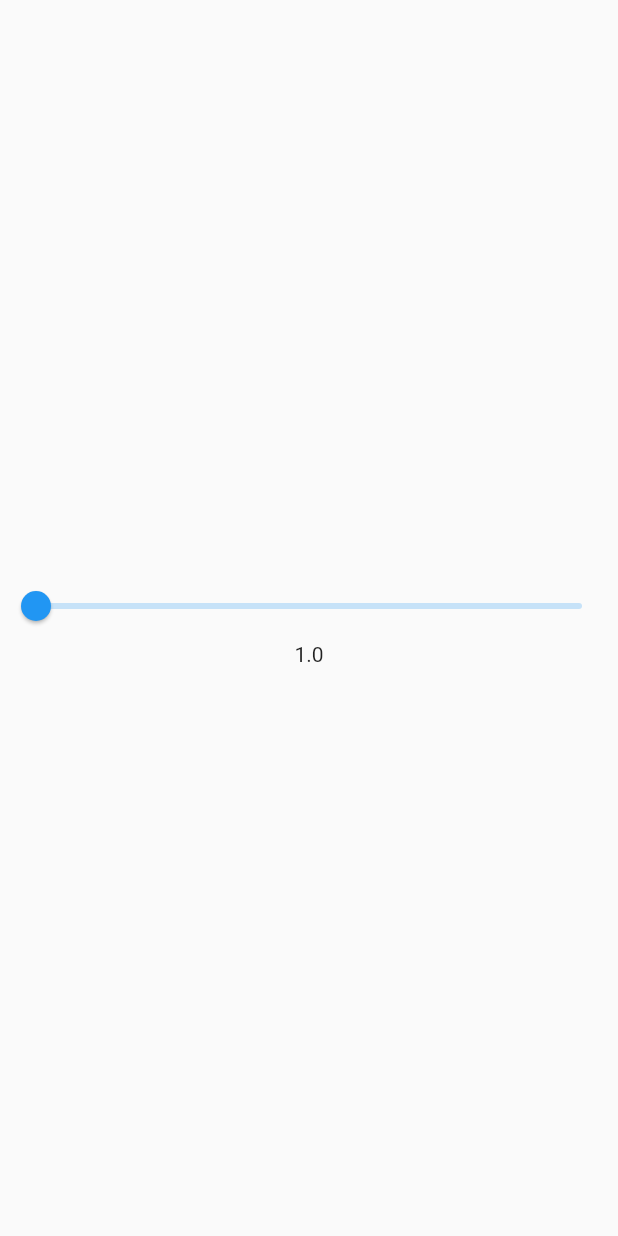
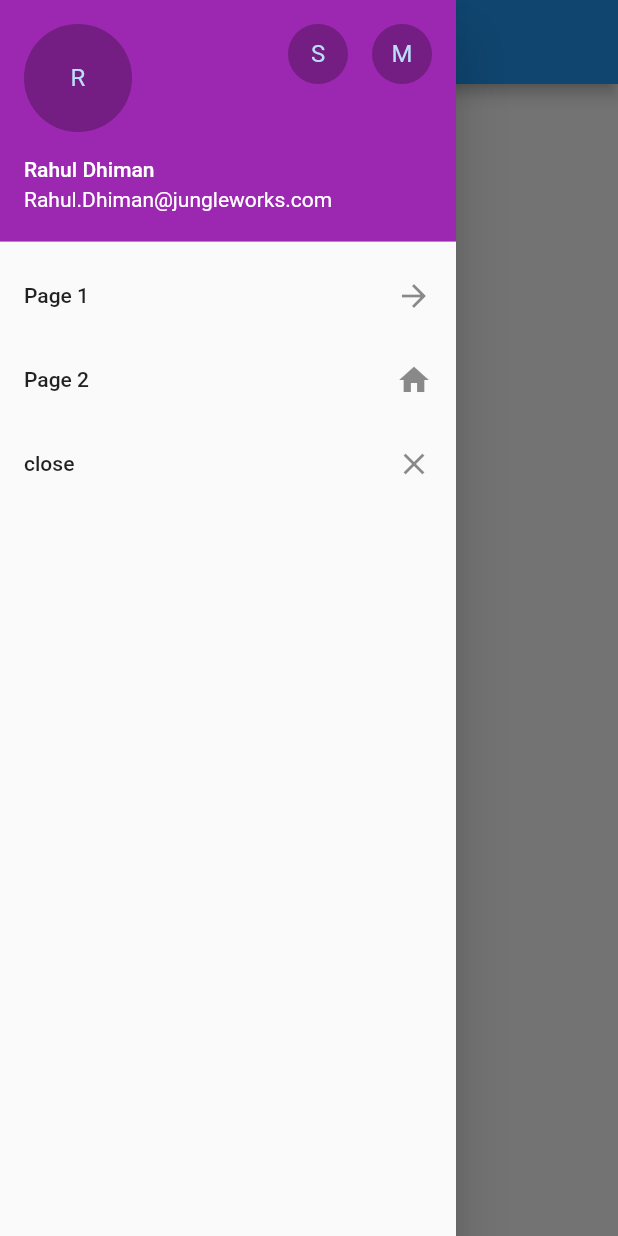
Before and after one commit to RahulDhiman93/FlutterBasics, a Flutter app: the screen it shows after launch, with the side drawer open (before the commit the screen has no drawer), on a phone screen of 412 x 824 dp. Run offline on Flutter 3.47's test engine with Material 2 defaults, Android fonts, the phone set to English and light mode, and no system bars.

Commit message:
Routing Added

```diff
--- a/lib/main.dart
+++ b/lib/main.dart
@@ -1,9 +1,99 @@
 import 'package:flutter/material.dart';
+import 'otherDart.dart';
+
 
 void main(){
-    runApp(new MaterialApp(home: new sliderView()));
+    runApp(new MaterialApp(home: new drawerView()));
   //runApp(new stackView());
 }
+
+class drawerView extends StatefulWidget {
+  @override
+  _drawerViewState createState() => _drawerViewState();
+}
+
+class _drawerViewState extends State<drawerView> {
+  @override
+  Widget build(BuildContext context) {
+    return new Scaffold(
+      appBar: new AppBar(title: new Text('Drawer widget'),),
+      drawer: new Drawer(
+        child: new ListView(
+          children: <Widget>[
+            new UserAccountsDrawerHeader(
+                accountName: new Text('Rahul Dhiman'),
+                accountEmail: new Text('Rahul.Dhiman@jungleworks.com'),
+                currentAccountPicture: new CircleAvatar(
+                  backgroundColor: Colors.black26,
+                  child: new Text('R'),
+                ),
+                decoration: new BoxDecoration(
+                  color: Colors.purple
+                ),
+                otherAccountsPictures: <Widget>[
+                  new CircleAvatar(
+                    backgroundColor: Colors.black26,
+                    child: new Text('S'),
+                  ),
+                  new CircleAvatar(
+                    backgroundColor: Colors.black26,
+                    child: new Text('M'),
+                  )
+                ],
+
+            ),
+            new ListTile(
+              title: new Text('Page 1'),
+              trailing: new Icon(Icons.arrow_forward),
+              onTap: () => Navigator.of(context).push(new MaterialPageRoute(builder: (BuildContext context)=>new op('page1'))),
+            ),
+            new ListTile(
+              title: new Text('Page 2'),
+              trailing: new Icon(Icons.home),
+              onTap: () => Navigator.of(context).push(new MaterialPageRoute(builder: (BuildContext context)=>new op('page2'))),
+            ),
+            new ListTile(
+              title: new Text('close'),
+              trailing: new Icon(Icons.close),
+              onTap: (){
+                Navigator.pop(context);
+              },
+            )
+          ],
+        ),
+      ),
+    );
+  }
+}
+
+
+class switchView extends StatefulWidget {
+  @override
+  _switchViewState createState() => _switchViewState();
+}
+
+class _switchViewState extends State<switchView> {
+
+  bool bswitch = true;
+
+
+  @override
+  Widget build(BuildContext context) {
+    return new Scaffold(
+     body: new Center(
+       child: new Switch(
+           value: bswitch,
+           onChanged: (bool bs){
+             setState(() {
+               bswitch = bs;
+             });
+           }),
+     ),
+    );
+  }
+}
+
+
 
 class sliderView extends StatefulWidget {
   @override
```
Also changed, not shown: lib/otherDart.dart (added, +19 -0 lines).
